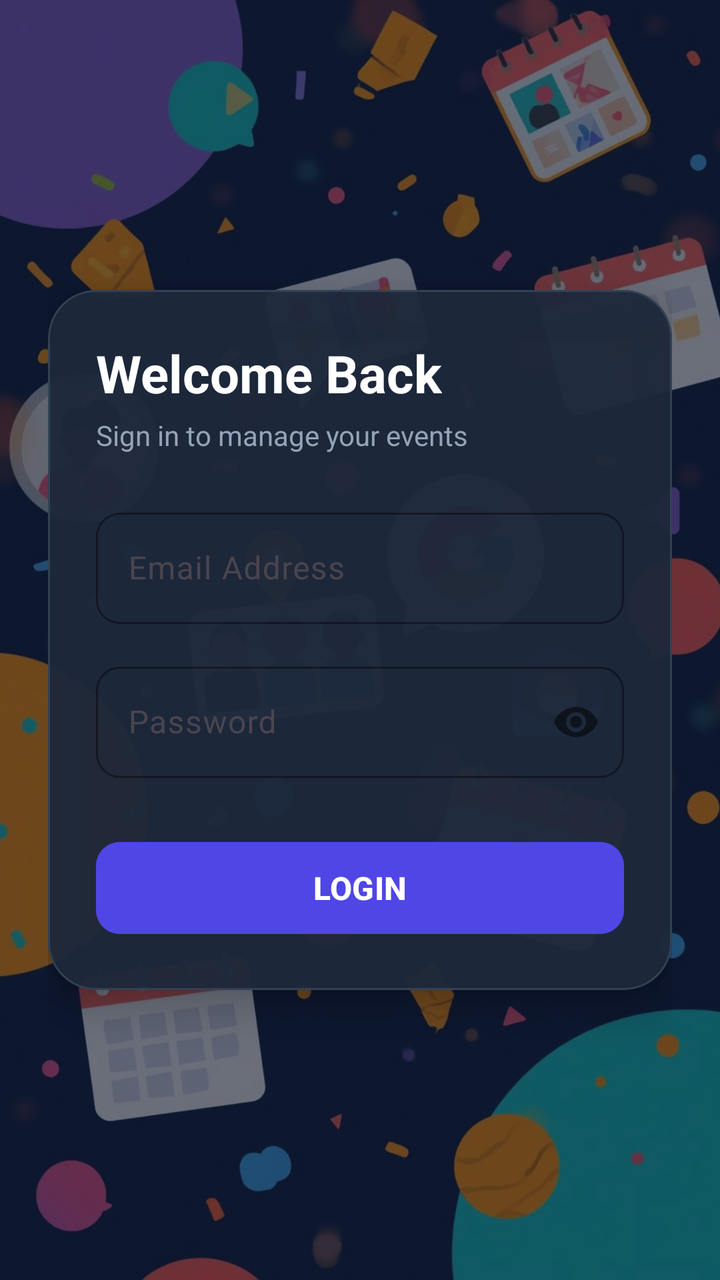
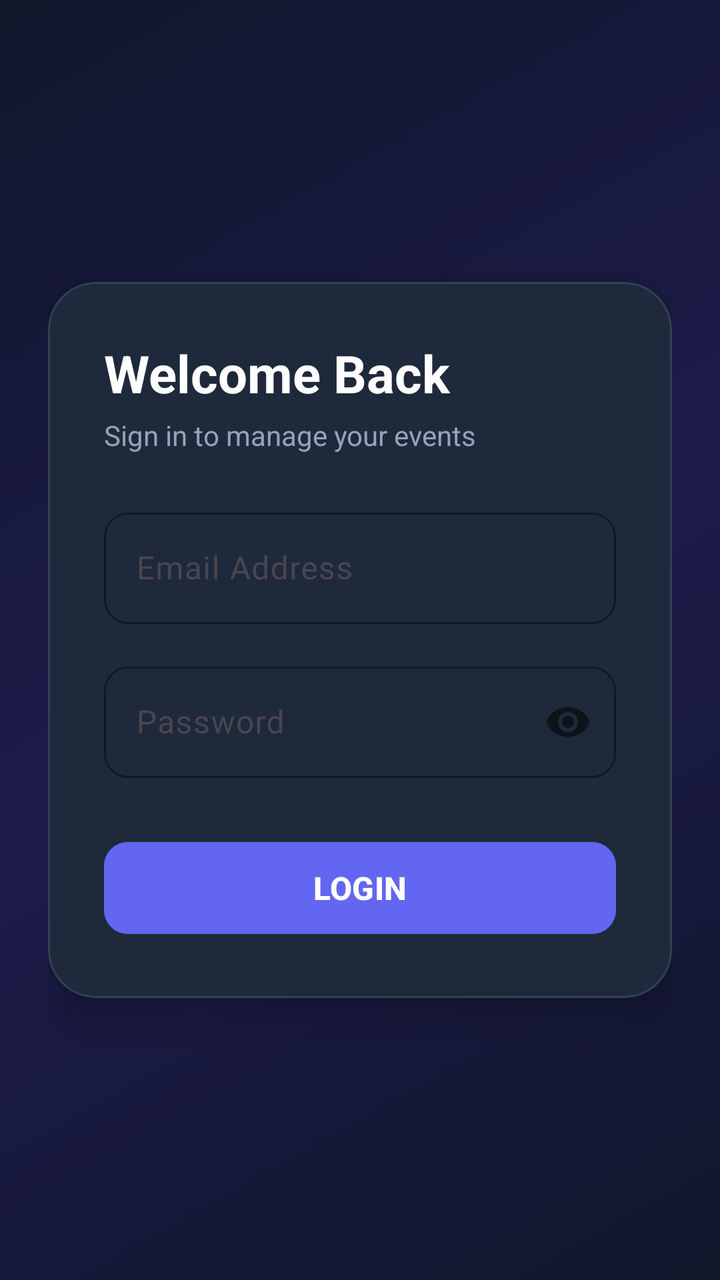

The first picture is an Android layout as it rendered before a commit; the second is the same layout after the commit. The layout source and the unified diff follow.
<!-- AndroidManifest.xml: application theme Theme.EventManagementSystem -->
<!-- res/layout/activity_long_in.xml -->
<?xml version="1.0" encoding="utf-8"?>
<FrameLayout
    xmlns:android="http://schemas.android.com/apk/res/android"
    xmlns:app="http://schemas.android.com/apk/res-auto"
    android:layout_width="match_parent"
    android:layout_height="match_parent">

    
    <ImageView
        android:layout_width="match_parent"
        android:layout_height="match_parent"
        android:src="@drawable/event_login"
        android:scaleType="centerCrop"
        android:contentDescription="@string/bg_description"/>

    
    <View
        android:layout_width="match_parent"
        android:layout_height="match_parent"
        android:background="#990F172A"/>

    <LinearLayout
        android:layout_width="match_parent"
        android:layout_height="match_parent"
        android:orientation="vertical"
        android:padding="24dp"
        android:gravity="center">

        <com.google.android.material.card.MaterialCardView
            android:layout_width="match_parent"
            android:layout_height="wrap_content"
            app:cardCornerRadius="24dp"
            app:cardElevation="12dp"
            app:strokeWidth="1dp"
            app:strokeColor="#334155"
            app:cardBackgroundColor="#F21E293B">

            <LinearLayout
                android:layout_width="match_parent"
                android:layout_height="wrap_content"
                android:orientation="vertical"
                android:padding="24dp">

                <TextView
                    android:layout_width="wrap_content"
                    android:layout_height="wrap_content"
                    android:text="Welcome Back"
                    android:textSize="26sp"
                    android:textStyle="bold"
                    android:textColor="#FFFFFF"/>

                <TextView
                    android:layout_width="wrap_content"
                    android:layout_height="wrap_content"
                    android:text="Sign in to manage your events"
                    android:textSize="14sp"
                    android:textColor="#94A3B8"
                    android:layout_marginTop="4dp"
                    android:layout_marginBottom="24dp"/>

                
                <com.google.android.material.textfield.TextInputLayout
                    android:layout_width="match_parent"
                    android:layout_height="wrap_content"
                    android:hint="Email Address"
                    app:boxBackgroundMode="outline"
                    app:boxCornerRadiusTopStart="12dp"
                    app:boxCornerRadiusTopEnd="12dp"
                    app:boxCornerRadiusBottomStart="12dp"
                    app:boxCornerRadiusBottomEnd="12dp"
                    app:boxStrokeColor="#818CF8"
                    app:hintTextColor="#818CF8">

                    <com.google.android.material.textfield.TextInputEditText
                        android:id="@+id/etEmail"
                        android:layout_width="match_parent"
                        android:layout_height="wrap_content"
                        android:inputType="textEmailAddress"
                        android:textColor="#FFFFFF"/>
                </com.google.android.material.textfield.TextInputLayout>

                
                <com.google.android.material.textfield.TextInputLayout
                    android:layout_width="match_parent"
                    android:layout_height="wrap_content"
                    android:hint="Password"
                    android:layout_marginTop="16dp"
                    app:passwordToggleEnabled="true"
                    app:boxBackgroundMode="outline"
                    app:boxCornerRadiusTopStart="12dp"
                    app:boxCornerRadiusTopEnd="12dp"
                    app:boxCornerRadiusBottomStart="12dp"
                    app:boxCornerRadiusBottomEnd="12dp"
                    app:boxStrokeColor="#818CF8"
                    app:hintTextColor="#818CF8">

                    <com.google.android.material.textfield.TextInputEditText
                        android:id="@+id/etPassword"
                        android:layout_width="match_parent"
                        android:layout_height="wrap_content"
                        android:inputType="textPassword"
                        android:textColor="#FFFFFF"/>
                </com.google.android.material.textfield.TextInputLayout>

                <Button
                    android:id="@+id/btnLogin"
                    android:layout_width="match_parent"
                    android:layout_height="54dp"
                    android:text="LOGIN"
                    android:textSize="16sp"
                    android:textStyle="bold"
                    android:textColor="@android:color/white"
                    android:backgroundTint="#4F46E5"
                    app:cornerRadius="12dp"
                    android:layout_marginTop="28dp"/>

            </LinearLayout>

        </com.google.android.material.card.MaterialCardView>

    </LinearLayout>

</FrameLayout>
<!-- resources referenced by this layout -->
<resources>
  <!-- drawable event_login: jpg bitmap (drawable, 195135 bytes) -->
  <string name="bg_description">Background Image</string>
  <style name="Theme.EventManagementSystem" parent="Base.Theme.EventManagementSystem" />
  <style name="Base.Theme.EventManagementSystem" parent="Theme.Material3.DayNight.NoActionBar">
          <item name="colorPrimary">@color/primary</item>
          <item name="colorPrimaryVariant">@color/primary_dark</item>
          <item name="colorSecondary">@color/accent_orange</item>
          <item name="android:statusBarColor">@color/primary_dark</item>
      </style>
  <color name="primary">#4F46E5</color>
  <color name="primary_dark">#3730A3</color>
  <color name="accent_orange">#F97316</color>
</resources>

<!-- the commit's change to res/layout/activity_long_in.xml (unified diff, before → after) -->
@@ -1,123 +1,104 @@
 <?xml version="1.0" encoding="utf-8"?>
-<FrameLayout
+<LinearLayout
     xmlns:android="http://schemas.android.com/apk/res/android"
     xmlns:app="http://schemas.android.com/apk/res-auto"
     android:layout_width="match_parent"
-    android:layout_height="match_parent">
+    android:layout_height="match_parent"
+    android:orientation="vertical"
+    android:background="@drawable/bg_main_gradient"
+    android:padding="24dp"
+    android:gravity="center">
 
-    
-    <ImageView
+    <com.google.android.material.card.MaterialCardView
         android:layout_width="match_parent"
-        android:layout_height="match_parent"
-        android:src="@drawable/event_login"
-        android:scaleType="centerCrop"
-        android:contentDescription="@string/bg_description"/>
+        android:layout_height="wrap_content"
+        app:cardCornerRadius="24dp"
+        app:cardElevation="12dp"
+        app:strokeWidth="1dp"
+        app:strokeColor="#334155"
+        app:cardBackgroundColor="#1E293B">
 
-    
-    <View
-        android:layout_width="match_parent"
-        android:layout_height="match_parent"
-        android:background="#990F172A"/>
-
-    <LinearLayout
-        android:layout_width="match_parent"
-        android:layout_height="match_parent"
-        android:orientation="vertical"
-        android:padding="24dp"
-        android:gravity="center">
-
-        <com.google.android.material.card.MaterialCardView
+        <LinearLayout
             android:layout_width="match_parent"
             android:layout_height="wrap_content"
-            app:cardCornerRadius="24dp"
-            app:cardElevation="12dp"
-            app:strokeWidth="1dp"
-            app:strokeColor="#334155"
-            app:cardBackgroundColor="#F21E293B">
+            android:orientation="vertical"
+            android:padding="28dp">
 
-            <LinearLayout
+            <TextView
+                android:layout_width="wrap_content"
+                android:layout_height="wrap_content"
+                android:text="Welcome Back"
+                android:textSize="26sp"
+                android:textStyle="bold"
+                android:textColor="#FFFFFF"/>
+
+            <TextView
+                android:layout_width="wrap_content"
+                android:layout_height="wrap_content"
+                android:text="Sign in to manage your events"
+                android:textSize="14sp"
+                android:textColor="#94A3B8"
+                android:layout_marginTop="4dp"
+                android:layout_marginBottom="24dp"/>
+
+            
+            <com.google.android.material.textfield.TextInputLayout
                 android:layout_width="match_parent"
                 android:layout_height="wrap_content"
-                android:orientation="vertical"
-                android:padding="24dp">
+                android:hint="Email Address"
+                app:boxBackgroundMode="outline"
+                app:boxCornerRadiusTopStart="12dp"
+                app:boxCornerRadiusTopEnd="12dp"
+                app:boxCornerRadiusBottomStart="12dp"
+                app:boxCornerRadiusBottomEnd="12dp"
+                app:boxStrokeColor="#A5B4FC"
+                app:hintTextColor="#A5B4FC">
 
-                <TextView
-                    android:layout_width="wrap_content"
-                    android:layout_height="wrap_content"
-                    android:text="Welcome Back"
-                    android:textSize="26sp"
-                    android:textStyle="bold"
-                    android:textColor="#FFFFFF"/>
-
-                <TextView
-                    android:layout_width="wrap_content"
-                    android:layout_height="wrap_content"
-                    android:text="Sign in to manage your events"
-                    android:textSize="14sp"
-                    android:textColor="#94A3B8"
-                    android:layout_marginTop="4dp"
-                    android:layout_marginBottom="24dp"/>
-
-                
-                <com.google.android.material.textfield.TextInputLayout
+                <com.google.android.material.textfield.TextInputEditText
+                    android:id="@+id/etEmail"
                     android:layout_width="match_parent"
                     android:layout_height="wrap_content"
-                    android:hint="Email Address"
-                    app:boxBackgroundMode="outline"
-                    app:boxCornerRadiusTopStart="12dp"
-                    app:boxCornerRadiusTopEnd="12dp"
-                    app:boxCornerRadiusBottomStart="12dp"
-                    app:boxCornerRadiusBottomEnd="12dp"
-                    app:boxStrokeColor="#818CF8"
-                    app:hintTextColor="#818CF8">
+                    android:inputType="textEmailAddress"
+                    android:textColor="#FFFFFF"/>
+            </com.google.android.material.textfield.TextInputLayout>
 
-                    <com.google.android.material.textfield.TextInputEditText
-                        android:id="@+id/etEmail"
-                        android:layout_width="match_parent"
-                        android:layout_height="wrap_content"
-                        android:inputType="textEmailAddress"
-                        android:textColor="#FFFFFF"/>
-                </com.google.android.material.textfield.TextInputLayout>
+            
+            <com.google.android.material.textfield.TextInputLayout
+                android:layout_width="match_parent"
+                android:layout_height="wrap_content"
+                android:hint="Password"
+                android:layout_marginTop="16dp"
+                app:passwordToggleEnabled="true"
+                app:boxBackgroundMode="outline"
+                app:boxCornerRadiusTopStart="12dp"
+                app:boxCornerRadiusTopEnd="12dp"
+                app:boxCornerRadiusBottomStart="12dp"
+                app:boxCornerRadiusBottomEnd="12dp"
+                app:boxStrokeColor="#A5B4FC"
+                app:hintTextColor="#A5B4FC">
 
-                
-                <com.google.android.material.textfield.TextInputLayout
+                <com.google.android.material.textfield.TextInputEditText
+                    android:id="@+id/etPassword"
                     android:layout_width="match_parent"
                     android:layout_height="wrap_content"
-                    android:hint="Password"
-                    android:layout_marginTop="16dp"
-                    app:passwordToggleEnabled="true"
-                    app:boxBackgroundMode="outline"
-                    app:boxCornerRadiusTopStart="12dp"
-                    app:boxCornerRadiusTopEnd="12dp"
-                    app:boxCornerRadiusBottomStart="12dp"
-                    app:boxCornerRadiusBottomEnd="12dp"
-                    app:boxStrokeColor="#818CF8"
-                    app:hintTextColor="#818CF8">
+                    android:inputType="textPassword"
+                    android:textColor="#FFFFFF"/>
+            </com.google.android.material.textfield.TextInputLayout>
 
-                    <com.google.android.material.textfield.TextInputEditText
-                        android:id="@+id/etPassword"
-                        android:layout_width="match_parent"
-                        android:layout_height="wrap_content"
-                        android:inputType="textPassword"
-                        android:textColor="#FFFFFF"/>
-                </com.google.android.material.textfield.TextInputLayout>
+            <Button
+                android:id="@+id/btnLogin"
+                android:layout_width="match_parent"
+                android:layout_height="54dp"
+                android:text="LOGIN"
+                android:textSize="16sp"
+                android:textStyle="bold"
+                android:textColor="@android:color/white"
+                android:backgroundTint="#6366F1"
+                app:cornerRadius="12dp"
+                android:layout_marginTop="28dp"/>
 
-                <Button
-                    android:id="@+id/btnLogin"
-                    android:layout_width="match_parent"
-                    android:layout_height="54dp"
-                    android:text="LOGIN"
-                    android:textSize="16sp"
-                    android:textStyle="bold"
-                    android:textColor="@android:color/white"
-                    android:backgroundTint="#4F46E5"
-                    app:cornerRadius="12dp"
-                    android:layout_marginTop="28dp"/>
+        </LinearLayout>
 
-            </LinearLayout>
+    </com.google.android.material.card.MaterialCardView>
 
-        </com.google.android.material.card.MaterialCardView>
-
-    </LinearLayout>
-
-</FrameLayout>
+</LinearLayout>
<!-- resource entries referenced after the edit -->
@@ -1,7 +1,16 @@
 <!-- resources referenced by this layout -->
 <resources>
-  <!-- drawable event_login: jpg bitmap (drawable, 195135 bytes) -->
-  <string name="bg_description">Background Image</string>
+  <!-- drawable bg_main_gradient (drawable) -->
+  <?xml version="1.0" encoding="utf-8"?>
+  <shape xmlns:android="http://schemas.android.com/apk/res/android"
+      android:shape="rectangle">
+      <gradient
+          android:angle="135"
+          android:startColor="#0F172A"
+          android:centerColor="#1E1B4B"
+          android:endColor="#0F172A"
+          android:type="linear" />
+  </shape>
   <style name="Theme.EventManagementSystem" parent="Base.Theme.EventManagementSystem" />
   <style name="Base.Theme.EventManagementSystem" parent="Theme.Material3.DayNight.NoActionBar">
           <item name="colorPrimary">@color/primary</item>
@@ -9,8 +18,8 @@
           <item name="colorSecondary">@color/accent_orange</item>
           <item name="android:statusBarColor">@color/primary_dark</item>
       </style>
-  <color name="primary">#4F46E5</color>
-  <color name="primary_dark">#3730A3</color>
+  <color name="primary">#6366F1</color>
+  <color name="primary_dark">#4338CA</color>
   <color name="accent_orange">#F97316</color>
 </resources>
 
